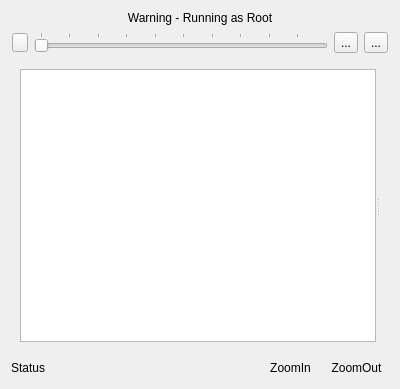
Before: the Qt Designer form src-qt5/desktop-utils/lumina-fm/widgets/DirWidget2.ui in lumina-desktop/lumina, drawn with Qt 5.
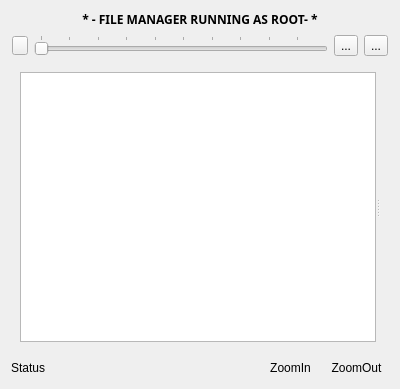
After: the same form once the commit is applied.

Commit message: add logic for launching lumina-fm as root

Diff of the .ui file:
```diff
--- a/src-qt5/desktop-utils/lumina-fm/widgets/DirWidget2.ui
+++ b/src-qt5/desktop-utils/lumina-fm/widgets/DirWidget2.ui
@@ -22,8 +22,16 @@
   <layout class="QVBoxLayout" name="verticalLayout" stretch="0,0,0,1,0">
    <item>
     <widget class="QLabel" name="label_rootmode">
+     <property name="font">
+      <font>
+       <family>Droid Sans Mono</family>
+       <weight>75</weight>
+       <italic>false</italic>
+       <bold>true</bold>
+      </font>
+     </property>
      <property name="text">
-      <string>Warning - Running as Root</string>
+      <string> * - FILE MANAGER RUNNING AS ROOT- * </string>
      </property>
      <property name="alignment">
       <set>Qt::AlignCenter</set>
```
The commit also changes 3 other files.
